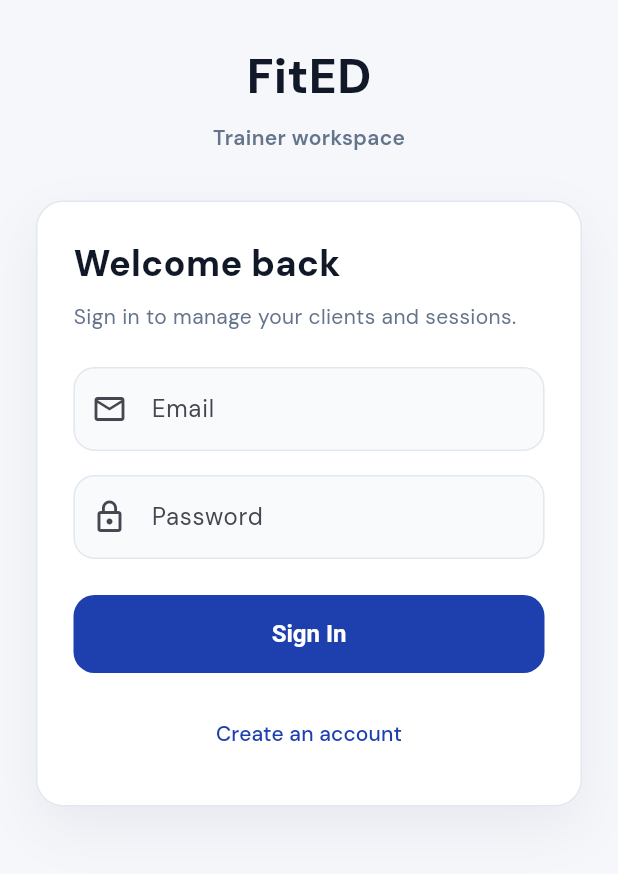
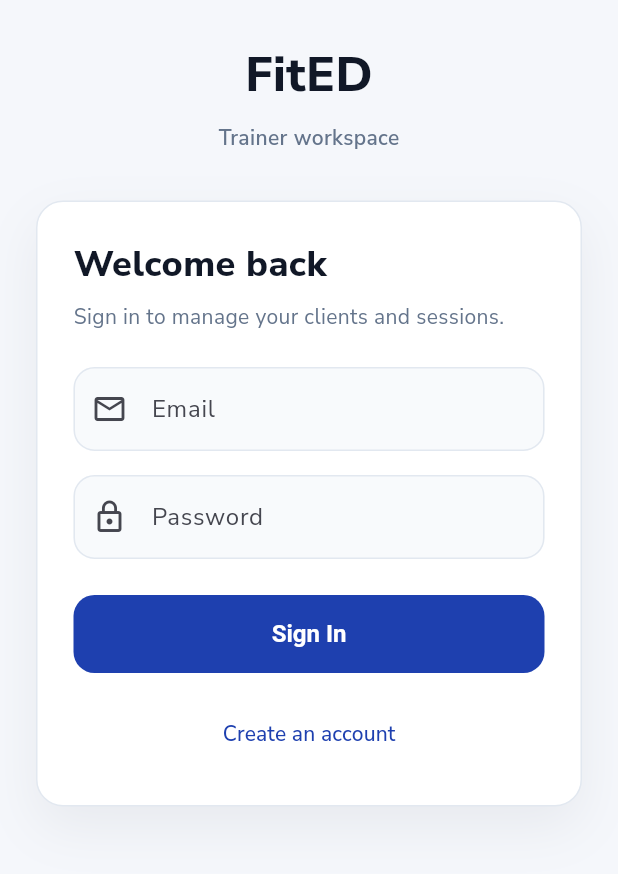
Before and after one commit to faqto/trainer-listing, a Flutter app: the screen it shows after launch, on a phone screen of 412 x 824 dp, the part 320-1194 px from its top. Run offline on Flutter 3.47's test engine with Material 3 defaults, Android fonts, the phone set to English and light mode, and no system bars; our stand-ins replace cloud_firestore, firebase_auth, firebase_core, shimmer; accounts and stored records are empty.

Commit message:
updates -fonts in local now -fix register name

```diff
--- a/lib/main.dart
+++ b/lib/main.dart
@@ -2,7 +2,6 @@ import 'dart:async';
 
 import 'package:firebase_core/firebase_core.dart';
 import 'package:flutter/material.dart';
-import 'package:google_fonts/google_fonts.dart';
 
 import 'firebase_options.dart';
 import 'routes/app_routes.dart';
@@ -20,7 +19,13 @@ void main() async {
     debugPrint('Firebase failed to initialize.');
     debugPrint('$error');
     debugPrintStack(stackTrace: stackTrace);
-    runApp(const MaterialApp(home: Scaffold(body: Center(child: Text('Firebase initialization failed.')))));
+    runApp(
+      const MaterialApp(
+        home: Scaffold(
+          body: Center(child: Text('Firebase initialization failed.')),
+        ),
+      ),
+    );
     return;
   }
   runApp(const MyApp());
@@ -37,14 +42,7 @@ class MyApp extends StatelessWidget {
         debugShowCheckedModeBanner: false,
         title: 'FitEd Trainer',
         theme: ThemeData(
-          textTheme: GoogleFonts.dmSansTextTheme().copyWith(
-            displayLarge: GoogleFonts.bebasNeue(),
-            displayMedium: GoogleFonts.bebasNeue(),
-            displaySmall: GoogleFonts.bebasNeue(),
-            headlineLarge: GoogleFonts.bebasNeue(),
-            headlineMedium: GoogleFonts.bebasNeue(),
-            headlineSmall: GoogleFonts.bebasNeue(),
-          ),
+          fontFamily: 'NunitoSans',
           colorScheme: ColorScheme.fromSeed(
             seedColor: const Color(0xFF2563EB),
             primary: const Color(0xFF1E40AF),
--- a/lib/pages/auth/register_page.dart
+++ b/lib/pages/auth/register_page.dart
@@ -72,8 +72,8 @@ class _RegisterPageState extends State<RegisterPage> {
     final lastName = _capitalize(_lastNameController.text.trim());
     final initial = _initialController.text.trim().toUpperCase();
     return initial.isNotEmpty
-        ? '$lastName $firstName $initial'
-        : '$lastName $firstName';
+        ? '$lastName, $firstName $initial.'
+        : '$lastName, $firstName';
   }
 
   String _capitalize(String value) {
--- a/lib/pages/home/home_page.dart
+++ b/lib/pages/home/home_page.dart
@@ -1,7 +1,6 @@
 import 'dart:ui';
 
 import 'package:flutter/material.dart';
-import 'package:google_fonts/google_fonts.dart';
 
 import '../../helpers/firebase_error_messages.dart';
 import '../../models/client_model.dart';
@@ -134,10 +133,12 @@ class _HomePageState extends State<HomePage> {
                   titleSpacing: space2,
                   title: Text(
                     titles[_selectedIndex],
-                    style: GoogleFonts.bebasNeue(
+                    style: const TextStyle(
+                      fontFamily: 'BarlowCondensed',
                       fontSize: 28,
                       letterSpacing: 0,
                       color: Colors.white,
+                      fontWeight: FontWeight.w700,
                     ),
                   ),
                   flexibleSpace: const FlexibleSpaceBar(
--- a/lib/services/auth_repository.dart
+++ b/lib/services/auth_repository.dart
@@ -36,12 +36,10 @@ class FirebaseAuthRepository implements AuthRepository {
     final displayName = user?.displayName?.trim();
 
     if (displayName != null && displayName.isNotEmpty) {
-      // New format: "lastName|fullName" → extract lastName before the separator
       if (displayName.contains(_separator)) {
-        return displayName.split(_separator).first.trim();
+        return displayName.split(_separator).first.trim().replaceAll(',', '');
       }
-      // Legacy format fallback: grab first word
-      return displayName.split(RegExp(r'\s+')).first;
+      return displayName.split(RegExp(r'\s+')).first.replaceAll(',', '');
     }
 
     final email = user?.email?.trim();
--- a/lib/services/client_repository.dart
+++ b/lib/services/client_repository.dart
@@ -70,10 +70,7 @@ class FirestoreClientRepository implements ClientRepository {
   }
 
   @override
-  Future<void> resetForTesting() async {
-    // No-op for Firestore-backed repository. Use Firestore emulator or
-    // a separate test setup if real test isolation is required.
-  }
+  Future<void> resetForTesting() async {}
 
   @override
   String createClientId() {
```
Also changed, not shown: lib/widgets/client/client_sliver_app_bar.dart (+5 -4 lines), pubspec.yaml (+12 -12 lines), assets/fonts/BarlowCondensed-Bold.ttf (added), assets/fonts/BarlowCondensed-SemiBold.ttf (added), assets/fonts/NunitoSans-Italic-VariableFont_YTLC,opsz,wdth,wght.ttf (added), assets/fonts/NunitoSans-VariableFont_YTLC,opsz,wdth,wght.ttf (added), pubspec.lock, 3 other files.
